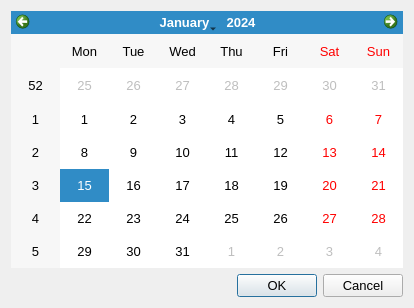
Old version of the form datedialog.ui in the repository OscarVegener/UnderManager.
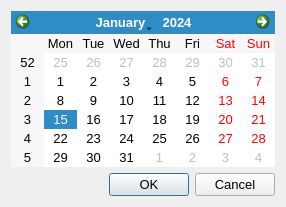
New version of the form. Icons and pictures are not drawn.

```diff
--- a/datedialog.ui
+++ b/datedialog.ui
@@ -2,14 +2,6 @@
 <ui version="4.0">
  <class>DateDialog</class>
  <widget class="QDialog" name="DateDialog">
-  <property name="geometry">
-   <rect>
-    <x>0</x>
-    <y>0</y>
-    <width>414</width>
-    <height>308</height>
-   </rect>
-  </property>
   <property name="font">
    <font>
     <pointsize>10</pointsize>
```
